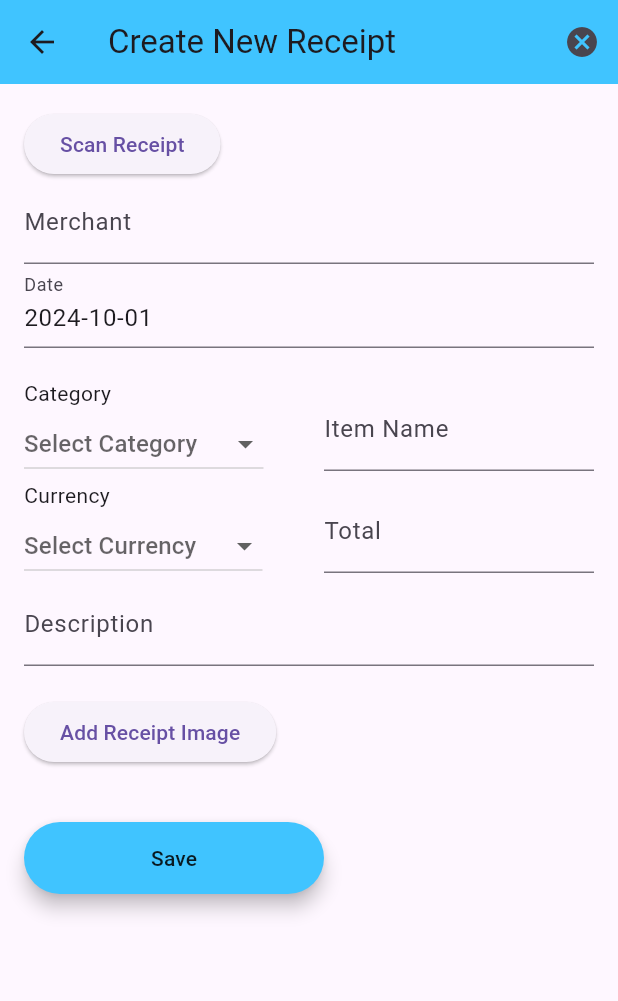
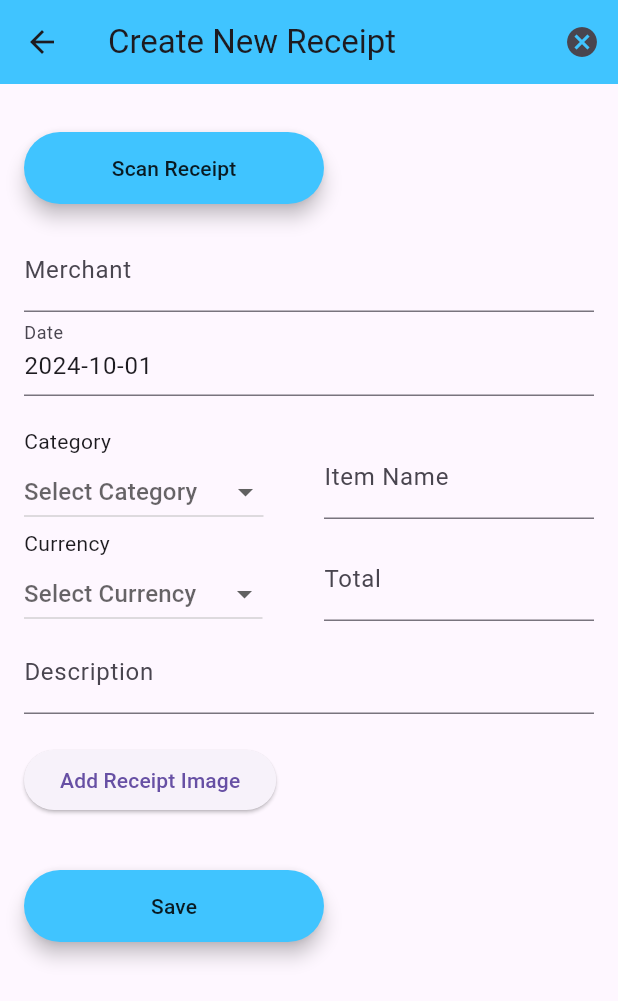
Before and after one commit to muayyat/Receipt-Manager-App, a Flutter app: the AddReceiptScreen screen opened by its route, on a phone screen of 412 x 824 dp. Shown: the top 1001 px of the screen. Run offline on Flutter 3.47's test engine with Material 3 defaults, Android fonts, the phone set to English and light mode, and no system bars; our stand-ins replace cloud_firestore, firebase_auth, firebase_core, fl_chart, image_picker, permission_handler; missing offline and left inert: flutter_tesseract_ocr; accounts and stored records are empty.

Commit message:
Create a Reusable RoundedButton Widget and use it

```diff
--- a/lib/screens/add_receipt_screen.dart
+++ b/lib/screens/add_receipt_screen.dart
@@ -2,6 +2,8 @@ import 'package:cloud_firestore/cloud_firestore.dart';
 import 'package:firebase_auth/firebase_auth.dart';
 import 'package:flutter/material.dart';
 import 'package:receipt_manager/screens/scan_screen.dart';
+
+import '../widges/rounded_button.dart';
 
 final _firestore = FirebaseFirestore.instance;
 User? loggedInUser;
@@ -185,12 +187,13 @@ class _AddReceiptScreenState extends State<AddReceiptScreen> {
           child: Column(
             crossAxisAlignment: CrossAxisAlignment.start,
             children: [
-              ElevatedButton(
+              RoundedButton(
+                color: Colors.lightBlueAccent,
+                title: 'Scan Receipt',
                 onPressed: () {
                   // Add functionality to capture a receipt image
                   Navigator.pushNamed(context, ScanScreen.id);
                 },
-                child: Text('Scan Receipt'),
               ),
               TextField(
                 controller: merchantController,
@@ -310,25 +313,14 @@ class _AddReceiptScreenState extends State<AddReceiptScreen> {
                 child: Text('Add Receipt Image'),
               ),
               SizedBox(height: 20),
-              Padding(
-                padding: EdgeInsets.symmetric(vertical: 16.0),
-                child: Material(
-                  color:
-                      Colors.lightBlueAccent, // Use the same background color
-                  borderRadius: BorderRadius.all(
-                      Radius.circular(30.0)), // Rounded corners
-                  elevation: 5.0, // Elevation for shadow
-                  child: MaterialButton(
-                    onPressed: () {
-                      // Handle saving the receipt
-                      _saveReceipt();
-                    },
-                    minWidth: 200.0,
-                    height: 42.0,
-                    child: Text('Save'),
-                  ),
-                ),
-              )
+              RoundedButton(
+                color: Colors.lightBlueAccent,
+                title: 'Save',
+                onPressed: () {
+                  // Handle saving the receipt
+                  _saveReceipt();
+                },
+              ),
             ],
           ),
         ),
--- /dev/null
+++ b/lib/widges/rounded_button.dart
@@ -0,0 +1,28 @@
+import 'package:flutter/material.dart';
+
+class RoundedButton extends StatelessWidget {
+  final Color color;
+  final String title;
+  final Function onPressed;
+
+  RoundedButton(
+      {required this.color, required this.title, required this.onPressed});
+
+  @override
+  Widget build(BuildContext context) {
+    return Padding(
+      padding: EdgeInsets.symmetric(vertical: 16.0),
+      child: Material(
+        elevation: 5.0,
+        color: color,
+        borderRadius: BorderRadius.circular(30.0),
+        child: MaterialButton(
+          onPressed: () => onPressed(),
+          minWidth: 200.0,
+          height: 42.0,
+          child: Text(title),
+        ),
+      ),
+    );
+  }
+}
```
Also changed, not shown: lib/screens/login_screen.dart (+3 -13 lines), lib/screens/registration_screen.dart (+4 -16 lines), lib/screens/welcome_screen.dart (+5 -28 lines).
